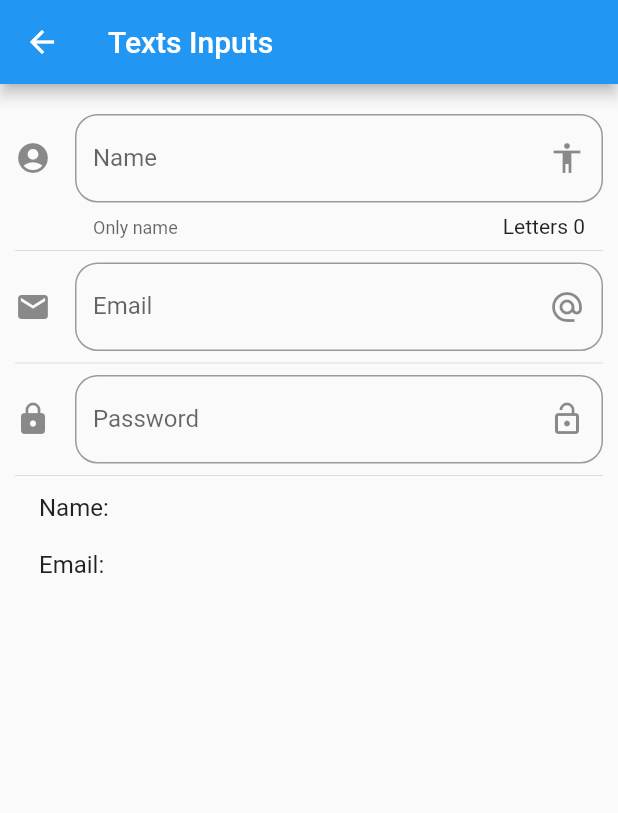
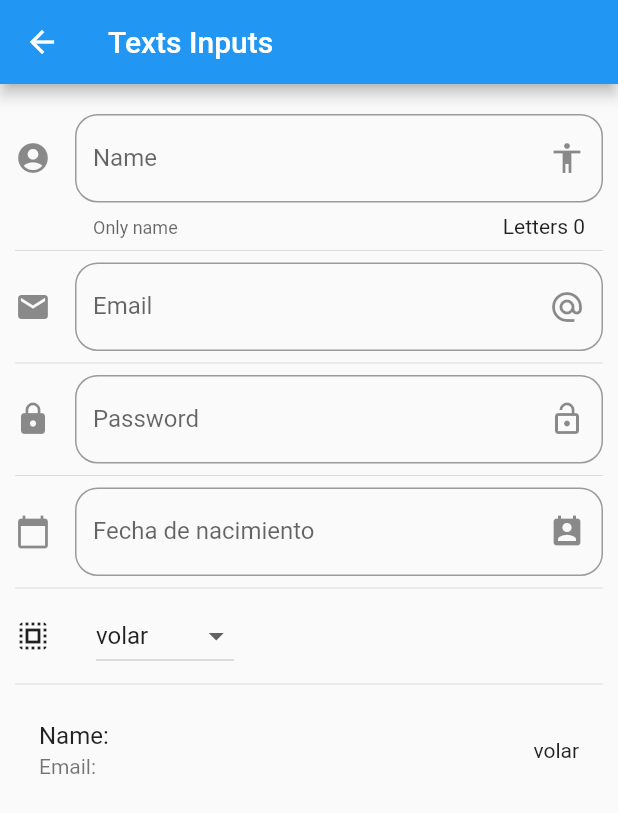
Before and after one commit to pabloramirez11294/course-flutter, a Flutter app: the screen it shows after launch, after a tap on "Inputs", on a phone screen of 412 x 824 dp. Shown: the top 813 px of the screen. Run offline on Flutter 3.47's test engine with Material 2 defaults, Android fonts, the phone set to English and light mode, and no system bars; network calls fail.

Commit message:
date, dropdown, language

```diff
--- a/componentes/lib/main.dart
+++ b/componentes/lib/main.dart
@@ -2,6 +2,7 @@ import 'package:flutter/material.dart';
 
 import 'package:componentes/src/routes/routes.dart';
 import 'package:componentes/src/pages/alert_page.dart';
+import 'package:flutter_localizations/flutter_localizations.dart';
 //import 'package:componentes/src/pages/home_temp.dart';
 
 void main() => runApp(MyApp());
@@ -11,6 +12,15 @@ class MyApp extends StatelessWidget {
   Widget build(BuildContext context) {
     return MaterialApp(
       title: 'Componenetes App',
+      localizationsDelegates: [
+        GlobalMaterialLocalizations.delegate,
+        GlobalWidgetsLocalizations.delegate,
+        GlobalCupertinoLocalizations.delegate,
+      ],
+      supportedLocales: [
+        const Locale('en', 'US'), // English, no country code
+        const Locale('es', 'ES'), // Spanish, no country code
+      ],
       debugShowCheckedModeBanner: false,
       // home: HomePage(),
       initialRoute: '/',
--- a/componentes/lib/src/pages/input_page.dart
+++ b/componentes/lib/src/pages/input_page.dart
@@ -10,6 +10,10 @@ class InputPage extends StatefulWidget {
 class _InputPageState extends State<InputPage> {
   String _name = '';
   String _email = '';
+  String _fecha = '';
+  String _opcionSeleccionada = 'volar';
+  List<String> _poderes = ['volar', 'rayos x', 'fuerza', 'velocidad'];
+  TextEditingController _inputField = new TextEditingController();
 
   @override
   Widget build(BuildContext context) {
@@ -25,6 +29,10 @@ class _InputPageState extends State<InputPage> {
           _createEmail(),
           Divider(),
           _createPasssword(),
+          Divider(),
+          _createFecha(context),
+          Divider(),
+          _createDropdown(),
           Divider(),
           _createPerson(),
         ],
@@ -56,7 +64,9 @@ class _InputPageState extends State<InputPage> {
 
   Widget _createPerson() {
     return ListTile(
-      title: Text('Name: $_name \n\nEmail: $_email'),
+      title: Text('Name: $_name'),
+      subtitle: Text('Email: $_email'),
+      trailing: Text(_opcionSeleccionada),
     );
   }
 
@@ -93,4 +103,68 @@ class _InputPageState extends State<InputPage> {
 
         );
   }
+
+  Widget _createFecha(BuildContext context) {
+    return TextField(
+        enableInteractiveSelection: false,
+        controller: _inputField,
+        decoration: InputDecoration(
+          border: OutlineInputBorder(borderRadius: BorderRadius.circular(15.0)),
+          hintText: 'Fecha de nacimiento',
+          labelText: 'Fecha de nacimiento',
+          suffixIcon: Icon(Icons.perm_contact_calendar),
+          icon: Icon(Icons.calendar_today),
+        ),
+        onTap: () {
+          FocusScope.of(context).requestFocus(new FocusNode());
+          _selectDate(context);
+        });
+  }
+
+  void _selectDate(BuildContext context) async {
+    DateTime picker = await showDatePicker(
+      context: context,
+      initialDate: new DateTime.now(),
+      firstDate: new DateTime(2018),
+      lastDate: new DateTime(2025),
+      locale: Locale('es', 'ES'),
+    );
+    if (picker != null) {
+      setState(() {
+        _fecha = picker.toString();
+        _inputField.text = _fecha;
+      });
+    }
+  }
+
+  List<DropdownMenuItem<String>> getOpcionesDropdown() {
+    List<DropdownMenuItem<String>> lista = new List();
+    _poderes.forEach((poder) {
+      lista.add(DropdownMenuItem(
+        child: Text(poder),
+        value: poder,
+      ));
+    });
+    return lista;
+  }
+
+  Widget _createDropdown() {
+    return Row(
+      children: [
+        Icon(Icons.select_all),
+        SizedBox(
+          width: 30.0,
+        ),
+        DropdownButton(
+          value: _opcionSeleccionada,
+          items: getOpcionesDropdown(),
+          onChanged: (opt) {
+            setState(() {
+              _opcionSeleccionada = opt;
+            });
+          },
+        )
+      ],
+    );
+  }
 }
--- a/componentes/lib/src/utils/icon_string_util.dart
+++ b/componentes/lib/src/utils/icon_string_util.dart
@@ -5,7 +5,7 @@ final _icons = <String, IconData>{
   'accessibility': Icons.accessibility,
   'folder_open': Icons.folder_open,
   'donut_large': Icons.donut_large,
-  'input': Icons.donut_large,
+  'input': Icons.input,
 };
 
 Icon getIcon(String nombreIcono) {
--- a/componentes/pubspec.yaml
+++ b/componentes/pubspec.yaml
@@ -22,6 +22,8 @@ environment:
 
 dependencies:
   flutter:
+    sdk: flutter
+  flutter_localizations:
     sdk: flutter
 
 
```
Also changed, not shown: componentes/lib/src/pages/home_temp.dart (+14 -14 lines), componentes/pubspec.lock.
